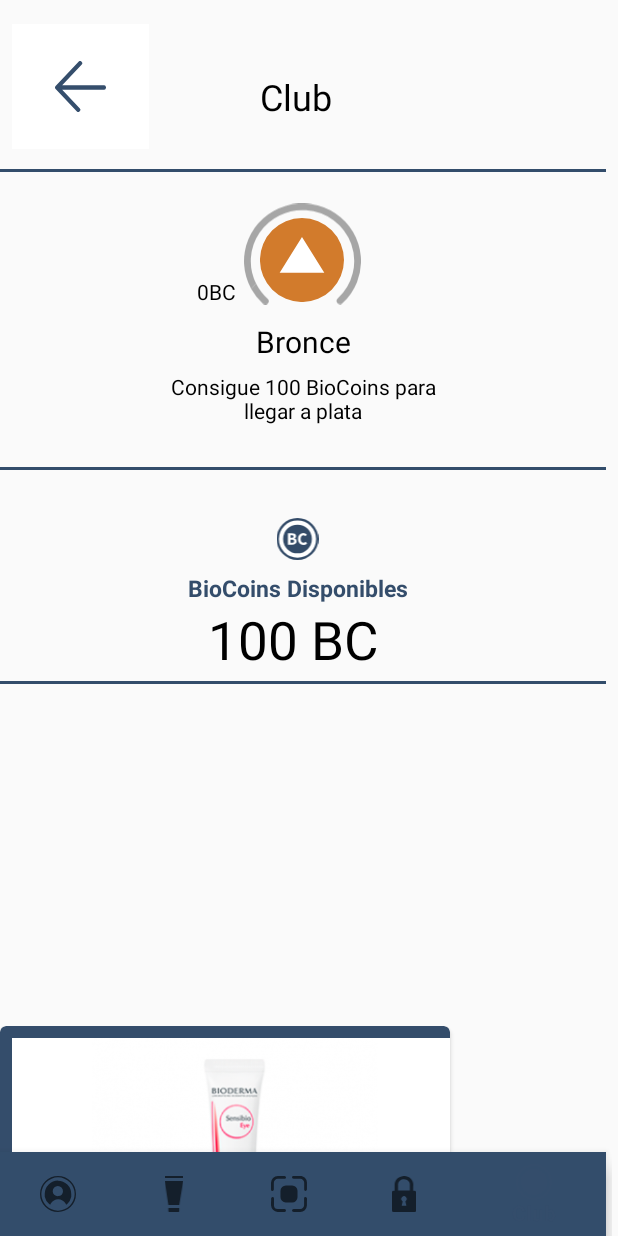
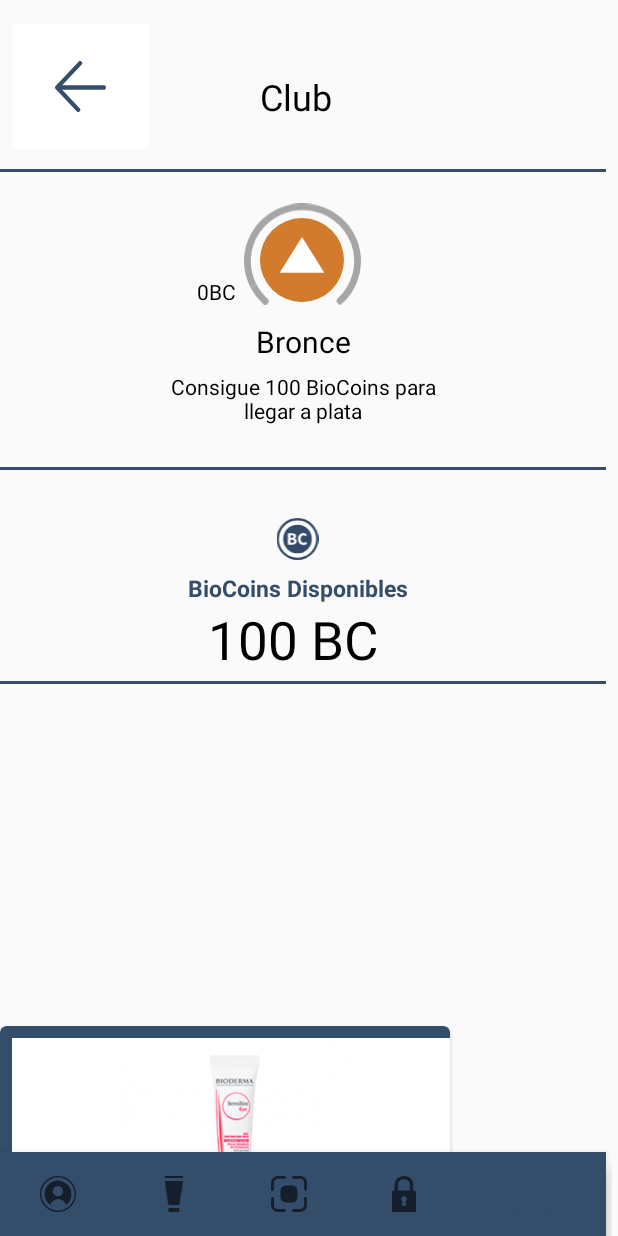
Before and after one commit to MoyraRodriguez/BiodermaAppRep, an Android app: the clubActivity screen opened directly, with no data from a screen before it, item 5 of the bottom bar chosen, on a phone screen of 412 x 824 dp. Run offline under Robolectric (Android 15) with nearby library versions, the phone set to English and light mode, and no system bars.

Commit message:
El RV ya esta funcionando

```diff
--- a/app/build.gradle
+++ b/app/build.gradle
@@ -33,6 +33,7 @@ dependencies {
     androidTestImplementation 'androidx.test:runner:1.1.0'
     androidTestImplementation 'androidx.test.espresso:espresso-core:3.1.0'
     implementation 'androidx.cardview:cardview:1.0.0'
+    implementation 'com.facebook.android:facebook-login:[5,6)'
 
     implementation 'de.hdodenhof:circleimageview:2.2.0'
     implementation 'com.google.android.gms:play-services-maps:17.0.0'
--- a/app/src/main/AndroidManifest.xml
+++ b/app/src/main/AndroidManifest.xml
@@ -1,6 +1,9 @@
 <?xml version="1.0" encoding="utf-8"?>
 <manifest xmlns:android="http://schemas.android.com/apk/res/android"
     package="com.example.biodermaapp">
+
+    <uses-permission android:name="android.permission.INTERNET"/>
+
 
     <application
         android:allowBackup="true"
--- a/app/src/main/res/layout/item_producto_en_descuento.xml
+++ b/app/src/main/res/layout/item_producto_en_descuento.xml
@@ -31,8 +31,8 @@
 
             <ImageView
                 android:id="@+id/imagenProductoDescuento"
-                android:layout_width="wrap_content"
-                android:layout_height="wrap_content"
+                android:layout_width="match_parent"
+                android:layout_height="150dp"
                 app:layout_constraintStart_toStartOf="parent"
                 app:layout_constraintTop_toTopOf="parent"
                 tools:srcCompat="@tools:sample/avatars" />
--- a/app/src/main/res/values/strings.xml
+++ b/app/src/main/res/values/strings.xml
@@ -12,6 +12,8 @@
     <string name="nav_header_subtitle">android.studio@android.com</string>
     <string name="nav_header_desc">Navigation header</string>
     <string name="action_settings">Settings</string>
+    <string name="facebook_app_id">631438467349320</string>
+    <string name="fb_login_protocol_scheme">fb631438467349320</string>
 
     <string name="menu_home">Home</string>
     <string name="menu_gallery">Gallery</string>
```
